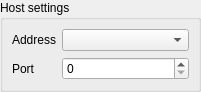
First picture: the form in src/modbus/common/SAKModbusCommonHostSection.ui, repository x-tools-author/x-tools, before the edit.
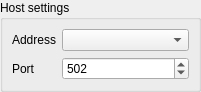
Second picture: the form after the edit.

Commit message: set default value

```diff
--- a/src/modbus/common/SAKModbusCommonHostSection.ui
+++ b/src/modbus/common/SAKModbusCommonHostSection.ui
@@ -79,6 +79,9 @@
         <property name="maximum">
          <number>65535</number>
         </property>
+        <property name="value">
+         <number>502</number>
+        </property>
        </widget>
       </item>
      </layout>
```
The commit also changes 1 other file.
